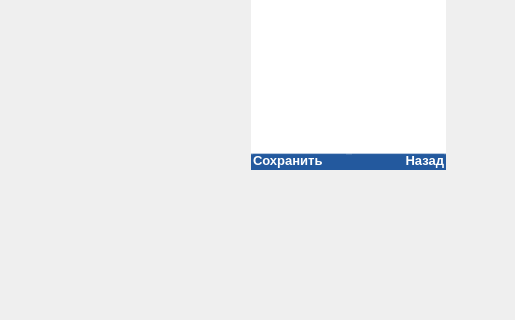
Above: mainwindow.ui from COOLIRON2311/azart-p before the change; both pictures show x 0 to 515 and y 290 to 610 of the 515 by 955 pixel window. Below: the same form after it.
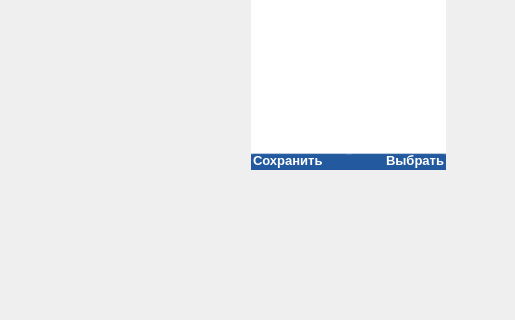
That is the form after the change. The open tabs and pages were chosen to show the change. Icons and pictures are not drawn.

Commit message: did direction page with buttons, need to finalize

Patch:
```diff
--- a/mainwindow.ui
+++ b/mainwindow.ui
@@ -2149,7 +2149,7 @@
 text-align:right;</string>
                </property>
                <property name="text">
-                <string>Назад</string>
+                <string>Выбрать</string>
                </property>
                <property name="autoDefault">
                 <bool>false</bool>
```
Left out of the diff: 2 changed lines with no effect on the pictures. The commit also changes 2 other files.
